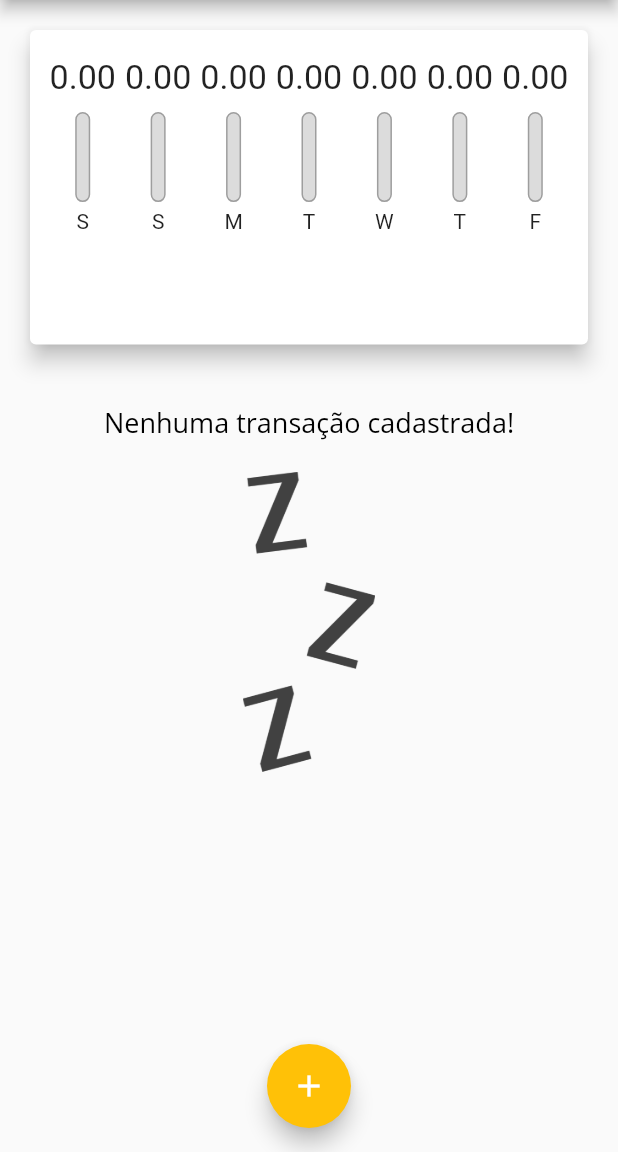
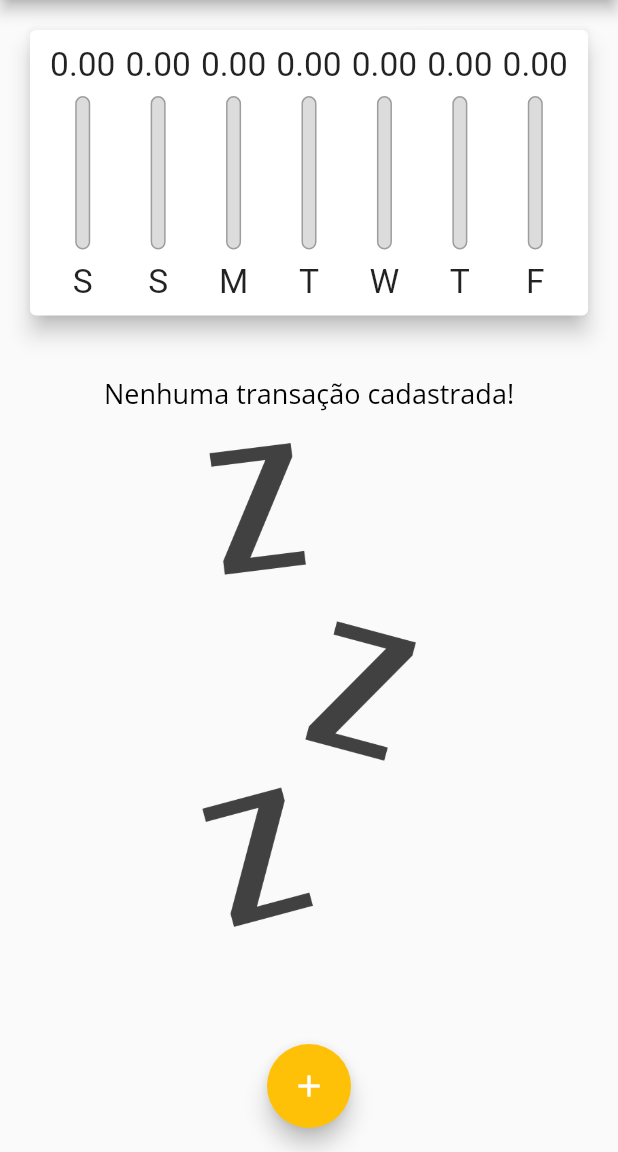
Before and after one commit to CaioNoboa/expenses_APP_Flutter, a Flutter app: the screen it shows after launch, on a phone screen of 412 x 824 dp, the part 84-1236 px from its top. Run offline on Flutter 3.47's test engine with Material 2 defaults, Android fonts, the phone set to English and light mode, and no system bars.

Commit message:
responsividade-modo-paisagem

```diff
--- a/lib/components/chart_bar.dart
+++ b/lib/components/chart_bar.dart
@@ -14,19 +14,22 @@ class ChartBar extends StatelessWidget {
   @override
   Widget build(BuildContext context) {
     return Padding(
-      padding: const EdgeInsets.all(3.0),
+      padding: const EdgeInsets.symmetric(
+        horizontal: 3,
+        vertical: 0,
+      ),
       child: LayoutBuilder(builder: (ctx, constraints) {
         return Column(
           children: <Widget>[
             Container(
-              height: constraints.maxHeight * 0.2,
+              height: constraints.maxHeight * 0.15,
               child: FittedBox(
                 child: Text('${value.toStringAsFixed(2)}'),
               ),
             ),
-            SizedBox(height: 5),
+            SizedBox(height: constraints.maxHeight * 0.05),
             Container(
-              height: 60,
+              height: constraints.maxHeight * 0.6,
               width: 10,
               child: Stack(
                 alignment: Alignment.bottomCenter,
@@ -53,8 +56,13 @@ class ChartBar extends StatelessWidget {
                 ],
               ),
             ),
-            SizedBox(height: 5),
-            Text(label),
+            SizedBox(height: constraints.maxHeight * 0.05),
+            Container(
+              height: constraints.maxHeight * 0.15,
+              child: FittedBox(
+                child: Text(label),
+              ),
+            ),
           ],
         );
       }),
--- a/lib/components/transaction_list.dart
+++ b/lib/components/transaction_list.dart
@@ -11,7 +11,9 @@ class TransactionList extends StatelessWidget {
   @override
   Widget build(BuildContext context) {
     return transactions.isEmpty
-        ? Column(
+        ? LayoutBuilder(
+          builder: (ctx, constraints) {
+            return Column(
               children: <Widget>[
                 SizedBox(height: 20),
                 Text(
@@ -20,14 +22,15 @@ class TransactionList extends StatelessWidget {
                 ),
                 SizedBox(height: 20),
                 Container(
-                height: 200,
+                  height: constraints.maxHeight * 0.6,
                   child: Image.asset(
                     'assets/images/waiting.png',
                     fit: BoxFit.cover,
                   ),
                 )
               ],
-          )
+            );
+          })
         : ListView.builder(
             itemExtent: 90.0,
             itemCount: transactions.length,
--- a/lib/main.dart
+++ b/lib/main.dart
@@ -58,6 +58,7 @@ class MyHomePage extends StatefulWidget {
 
 class _MyHomePageState extends State<MyHomePage> {
   final List<Transaction> _transactions = [];
+  bool _showChart = false;
 
   List<Transaction> get _recentTransactions {
     return _transactions.where((tr) {
@@ -103,14 +104,27 @@ class _MyHomePageState extends State<MyHomePage> {
 
   @override
   Widget build(BuildContext context) {
+    bool isLandscape =
+        MediaQuery.of(context).orientation == Orientation.landscape;
+
     final appBar = AppBar(
       title: Text(
         'Despesas Pessoais',
         style: TextStyle(
-          fontSize: 20 * MediaQuery.of(context).textScaleFactor, // com isso permitimos que o texto aumente de acordo com as preferências do usuário, e esse fator de escala é definido nas configurações do celular
+          fontSize: 20 *
+              MediaQuery.of(context)
+                  .textScaleFactor, // com isso permitimos que o texto aumente de acordo com as preferências do usuário, e esse fator de escala é definido nas configurações do celular
         ),
       ),
       actions: <Widget>[
+        if (isLandscape)
+          IconButton(
+              icon: Icon(_showChart ? Icons.list : Icons.bar_chart),
+              onPressed: () {
+                setState(() {
+                  _showChart = !_showChart;
+                });
+              }),
         IconButton(
           icon: Icon(Icons.add),
           onPressed: () => _openTransactionFormModal(context),
@@ -127,12 +141,29 @@ class _MyHomePageState extends State<MyHomePage> {
         child: Column(
           crossAxisAlignment: CrossAxisAlignment.stretch,
           children: <Widget>[
+            // if (isLandscape)
+            //   Row(
+            //     mainAxisAlignment: MainAxisAlignment.center,
+            //     children: <Widget>[
+            //       Text('Exibir gráfico'),
+            //       Switch(
+            //         value: _showChart,
+            //         onChanged: (value) {
+            //           setState(() {
+            //             _showChart = value;
+            //           });
+            //         },
+            //       ),
+            //     ],
+            //   ),
+            if (_showChart || !isLandscape)
               Container(
-              height: availableHeight * 0.325,
+                height: availableHeight * (isLandscape ? 0.7 : 0.3),
                 child: Chart(_recentTransactions),
               ),
+            if (!_showChart || !isLandscape)
               Container(
-              height: availableHeight * 0.675,
+                height: availableHeight * 0.7,
                 child: TransactionList(_transactions, _removeTransaction),
               ),
           ],
```
Lines whose indentation alone changed are shown as unchanged.
